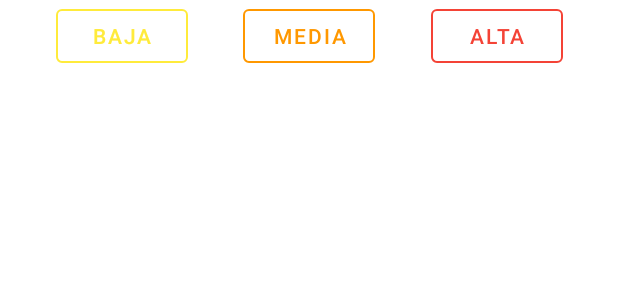
After one commit to dagonco/Herald, an Android app: the layout fragment_add_task_dialog.xml on its own in the app's theme, with its tools: preview values and no code run, on a phone screen of 412 x 824 dp. The commit adds this screen. Shown: the top 300 px of the screen. Run offline under Robolectric (Android 15) with nearby library versions, the phone set to English and light mode, and no system bars.

Commit message:
Add dialog feature with a silly dialog

```diff
--- a/app/src/main/java/com/dagonco/herald/MainActivity.kt
+++ b/app/src/main/java/com/dagonco/herald/MainActivity.kt
@@ -17,6 +17,11 @@
 package com.dagonco.herald
 
 import android.os.Bundle
+import android.view.LayoutInflater
+import android.view.Menu
+import android.view.MenuItem
+import android.view.ViewGroup
+import androidx.appcompat.app.AlertDialog
 import androidx.appcompat.app.AppCompatActivity
 
 class MainActivity : AppCompatActivity() {
@@ -25,4 +30,23 @@ class MainActivity : AppCompatActivity() {
         super.onCreate(savedInstanceState)
         setContentView(R.layout.activity_main)
     }
+
+    override fun onCreateOptionsMenu(menu: Menu?): Boolean {
+        menuInflater.inflate(R.menu.menu, menu)
+        return true
+    }
+
+    override fun onOptionsItemSelected(item: MenuItem?): Boolean {
+        when (item?.itemId) {
+            R.id.action_refresh -> showAddTaskDialog()
+        }
+        return super.onOptionsItemSelected(item)
+    }
+
+    private fun showAddTaskDialog() {
+        val viewGroup = findViewById<ViewGroup>(android.R.id.content)
+        val dialogView =
+            LayoutInflater.from(this).inflate(R.layout.fragment_add_task_dialog, viewGroup, false)
+        AlertDialog.Builder(this).setView(dialogView).create().show()
+    }
 }
--- /dev/null
+++ b/app/src/main/res/layout/fragment_add_task_dialog.xml
@@ -0,0 +1,46 @@
+<?xml version="1.0" encoding="utf-8"?><!--
+  ~ Copyright (C) 2018 Dagonco.
+  ~
+  ~  Licensed under the Apache License, Version 2.0 (the "License");
+  ~  you may not use this file except in compliance with the License.
+  ~  You may obtain a copy of the License at
+  ~
+  ~  http://www.apache.org/licenses/LICENSE-2.0
+  ~
+  ~  Unless required by applicable law or agreed to in writing, software
+  ~  distributed under the License is distributed on an "AS IS" BASIS,
+  ~  WITHOUT WARRANTIES OR CONDITIONS OF ANY KIND, either express or implied.
+  ~  See the License for the specific language governing permissions and
+  ~  limitations under the License.
+  -->
+
+<android.support.constraint.ConstraintLayout xmlns:android="http://schemas.android.com/apk/res/android"
+    xmlns:app="http://schemas.android.com/apk/res-auto"
+    android:layout_width="match_parent"
+    android:layout_height="match_parent">
+
+    <com.google.android.material.button.MaterialButton
+        android:id="@+id/lowPriorityButton"
+        style="@style/Button.Task.Priority_1"
+        android:layout_width="wrap_content"
+        android:layout_height="wrap_content"
+        app:layout_constraintEnd_toStartOf="@+id/mediumPriorityButton"
+        app:layout_constraintStart_toStartOf="parent" />
+
+    <com.google.android.material.button.MaterialButton
+        android:id="@+id/mediumPriorityButton"
+        style="@style/Button.Task.Priority_2"
+        android:layout_width="wrap_content"
+        android:layout_height="wrap_content"
+        app:layout_constraintEnd_toStartOf="@+id/highPriorityButton"
+        app:layout_constraintStart_toEndOf="@id/lowPriorityButton" />
+
+    <com.google.android.material.button.MaterialButton
+        android:id="@+id/highPriorityButton"
+        style="@style/Button.Task.Priority_3"
+        android:layout_width="wrap_content"
+        android:layout_height="wrap_content"
+        app:layout_constraintEnd_toEndOf="parent"
+        app:layout_constraintStart_toEndOf="@id/mediumPriorityButton" />
+
+</android.support.constraint.ConstraintLayout>
```
